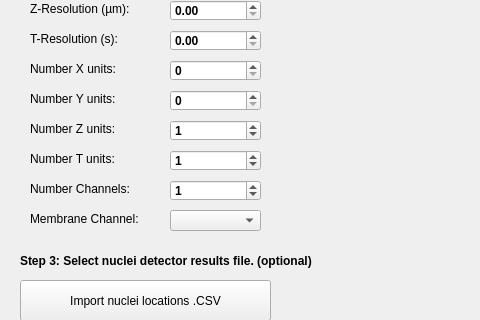
First picture: the form in CellECT/gui/new_workspace_layout.ui, repository ddiana/CellECT, before the edit; both pictures show x 0 to 480 and y 260 to 580 of the 584 by 802 pixel window.
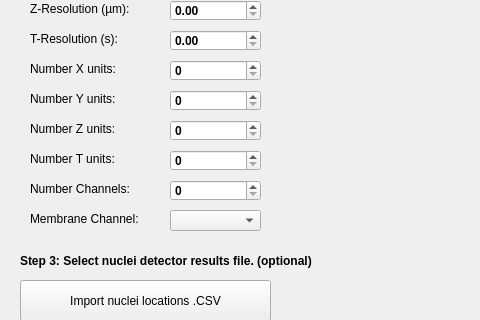
Second picture: the form after the edit.

Commit message: exceptions, tested ui, meta from xml, save meta to file, load meta from tif, new workspace completed

What changed in the file:
```diff
--- a/CellECT/gui/new_workspace_layout.ui
+++ b/CellECT/gui/new_workspace_layout.ui
@@ -30,7 +30,7 @@
    <property name="geometry">
     <rect>
      <x>280</x>
-     <y>200</y>
+     <y>210</y>
      <width>271</width>
      <height>271</height>
     </rect>
@@ -238,7 +238,7 @@
     <number>10000</number>
    </property>
    <property name="value">
-    <number>1</number>
+    <number>0</number>
    </property>
   </widget>
   <widget class="QDoubleSpinBox" name="doubleSpinBox_xres">
@@ -281,7 +281,7 @@
     <number>9</number>
    </property>
    <property name="value">
-    <number>1</number>
+    <number>0</number>
    </property>
   </widget>
   <widget class="QSpinBox" name="spinBox_numz">
@@ -304,7 +304,7 @@
     <number>10000</number>
    </property>
    <property name="value">
-    <number>1</number>
+    <number>0</number>
    </property>
   </widget>
   <widget class="QComboBox" name="comboBox_mem_chan">
```
Left out of the diff: 3 changed lines with no effect on the pictures. The commit also changes 32 other files.
